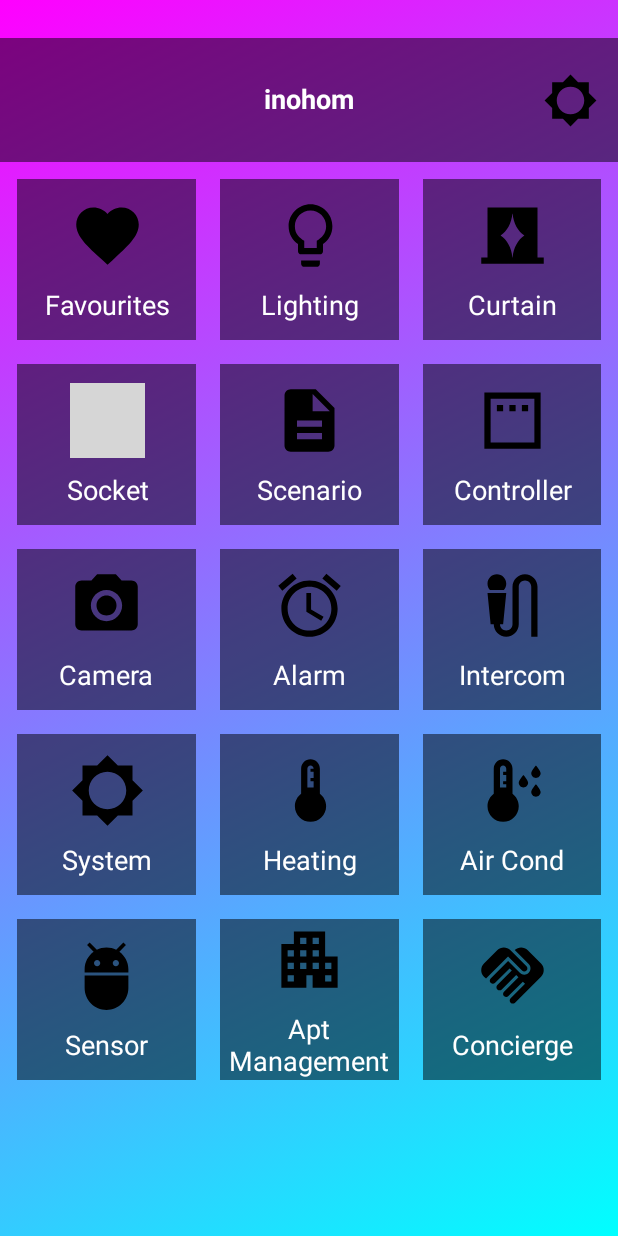
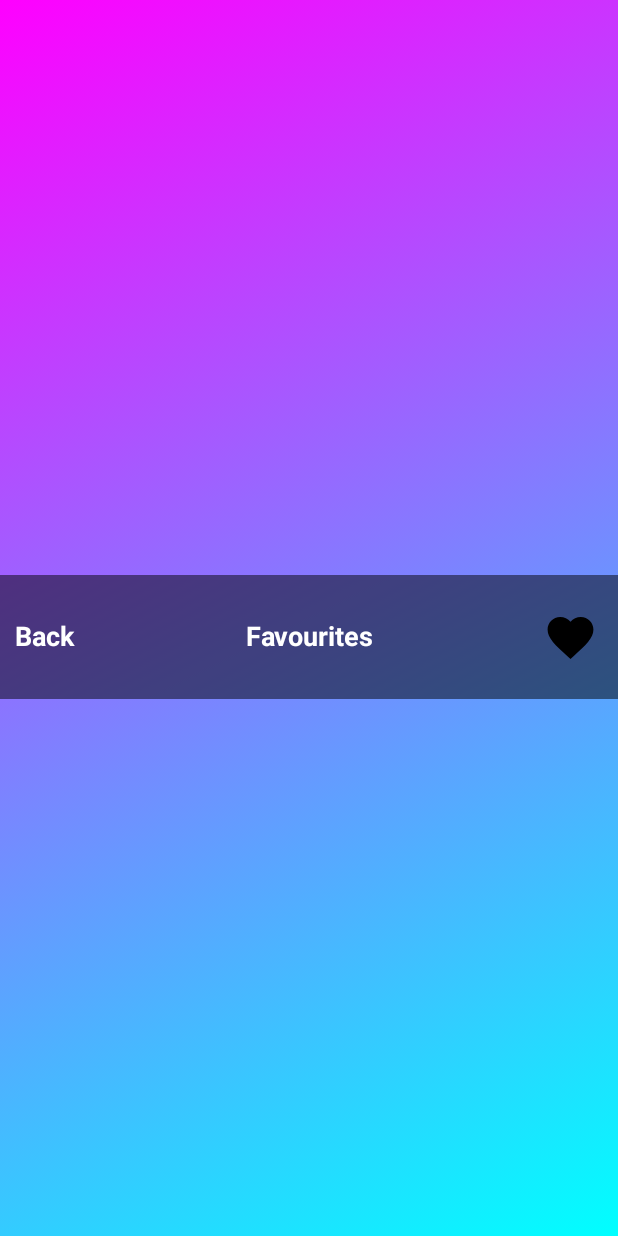
Before and after one commit to AlpErenKaya0/InterviewProject, an Android app built with Jetpack Compose: the HomeScreen screen opened through its navigation route, after a tap on "Favourites", on a phone screen of 412 x 824 dp. Run offline under Robolectric (Android 15) with nearby library versions, the phone set to English and light mode, and no system bars; grey boxes are pictures that could not be loaded.

Commit message:
route with arguments done , popBackStack done, ui done (I know the top menu of non selectable items is centered, so I chose to code it this way.)

```diff
--- /dev/null
+++ b/app/src/main/java/com/example/interviewproject/model/ItemData.kt
@@ -0,0 +1,5 @@
+package com.example.interviewproject.model
+
+data class ItemData(
+    val title: String
+)
--- a/app/src/main/java/com/example/interviewproject/view/ui/HomeScreen.kt
+++ b/app/src/main/java/com/example/interviewproject/view/ui/HomeScreen.kt
@@ -133,7 +133,7 @@ fun GridItem(item: HomeItem, navController: NavController) {
             .size((LocalConfiguration.current.screenWidthDp * 0.30f).dp)
             .padding(8.dp)
             .background(Color.Black.copy(alpha = 0.5f))
-        .clickable(onClick = { navController.navigate(Screen.ItemScreen.route)}),
+        .clickable(onClick = { navController.navigate("${Screen.ItemScreen.route}/${item.title}/${item.logo}")}),
         contentAlignment = Alignment.Center
     ) {
         Column(
--- a/app/src/main/java/com/example/interviewproject/view/ui/ItemScreen.kt
+++ b/app/src/main/java/com/example/interviewproject/view/ui/ItemScreen.kt
@@ -34,40 +34,47 @@ import androidx.compose.ui.text.style.TextAlign
 import androidx.compose.ui.unit.dp
 import androidx.navigation.NavController
 import com.example.interviewproject.R
-import com.example.interviewproject.model.HomeItem
+import com.example.interviewproject.model.ItemData
 import com.example.interviewproject.view.theme.AppTheme
-import com.example.interviewproject.view.ui.navigation.Screen
 
 @Composable
-fun ItemScreen(navController: NavController) {
-    val items = listOf(
-        HomeItem(title = stringResource(R.string.favourites_text), logo = R.drawable.baseline_favorite_24),
-        HomeItem(title = stringResource(R.string.lighting_text), logo = R.drawable.baseline_lightbulb_outline_24),
-        HomeItem(title = stringResource(R.string.curtain_text), logo = R.drawable.baseline_curtains_24),
-        HomeItem(title = stringResource(R.string.socket_text), logo = R.drawable.baseline_power_24),
-        HomeItem(title = stringResource(R.string.scenario_text), logo = R.drawable.baseline_description_24),
-        HomeItem(title = stringResource(R.string.controller_text), logo = R.drawable.baseline_padding_24),
-        HomeItem(title = stringResource(R.string.camera_text), logo = R.drawable.baseline_photo_camera_24),
-        HomeItem(title = stringResource(R.string.alarm_text), logo = R.drawable.baseline_access_alarm_24),
-        HomeItem(title = stringResource(R.string.intercom_text), logo = R.drawable.baseline_mic_external_on_24),
-        HomeItem(title = stringResource(R.string.system_text), logo = R.drawable.baseline_brightness_5_24),
-        HomeItem(title = stringResource(R.string.heating_text), logo = R.drawable.baseline_device_thermostat_24),
-        HomeItem(title = stringResource(R.string.air_conditioner_text), logo = R.drawable.baseline_dew_point_24),
-        HomeItem(title = stringResource(R.string.sensor_text), logo = R.drawable.baseline_adb_24),
-        HomeItem(title = stringResource(R.string.apartment_management_text), logo = R.drawable.baseline_apartment_24),
-        HomeItem(title = stringResource(R.string.concierge_text), logo = R.drawable.baseline_handshake_24),
+fun ItemScreen(clickedHome:String,
+    clickedHomeLogo:Int
+    ,navController: NavController) {
+    val itemsLighting = listOf(
+        ItemData(title = stringResource(R.string.yonetim)),
+        ItemData(title = stringResource(R.string.serkan)),
+        ItemData(title = stringResource(R.string.abajur)),
+        ItemData(title = stringResource(R.string.arge)),
+        ItemData(title = stringResource(R.string.lorem)),
+        ItemData(title = stringResource(R.string.ipsum)),
+        ItemData(title = stringResource(R.string.lorem)),
+        ItemData(title = stringResource(R.string.ipsum)),
+        ItemData(title = stringResource(R.string.lorem)),
+        ItemData(title = stringResource(R.string.ipsum)),
+        ItemData(title = stringResource(R.string.lorem)),
+        ItemData(title = stringResource(R.string.ipsum)),
+        ItemData(title = stringResource(R.string.lorem)),
+        ItemData(title = stringResource(R.string.ipsum)),
+        ItemData(title = stringResource(R.string.lorem)),
     )
 
     Surface(
         modifier = Modifier.fillMaxSize(),
         color = MaterialTheme.colorScheme.background
     ) {
-        LinearGradientItem(navController, items)
+        if (clickedHome == "Lighting"){
+            LinearGradientItem(clickedHome,clickedHomeLogo, navController,itemsLighting)
+        }
+        else {
+            ElseScreen(navController =navController,clickedHome,clickedHomeLogo)
+        }
+
     }
 }
 
 @Composable
-fun LinearGradientItem(navController: NavController, items: List<HomeItem>) {
+fun LinearGradientItem(clickedHome: String,clickedHomeLogo: Int,navController: NavController, items: List<ItemData>) {
     val gradient = Brush.linearGradient(
         0.0f to Color.Magenta,
         500.0f to Color.Cyan,
@@ -89,19 +96,35 @@ fun LinearGradientItem(navController: NavController, items: List<HomeItem>) {
                         .height((LocalConfiguration.current.screenHeightDp * 0.1f).dp)
                         .background(Color.Black.copy(alpha = 0.5f))
                         .padding(horizontal = 10.dp, vertical = 8.dp),
-                    contentAlignment = Alignment.Center
+                    contentAlignment = Alignment.CenterStart
                 ) {
                     Text(
-                        text = stringResource(id = R.string.inohom_text),
+                        text = stringResource(id = R.string.back),
+                        textAlign = TextAlign.Start,
+                        style = MaterialTheme.typography.bodyLarge,
+                        fontWeight = FontWeight.Bold,
+                        color = Color.White,
+                        modifier = Modifier
+                            .align(Alignment.CenterStart)
+                            .padding(vertical = AppTheme.dimens.small)
+                            .clickable {
+                                navController.popBackStack()
+                            }
+                    )
+
+                    Text(
+                        text = clickedHome,
                         textAlign = TextAlign.Center,
                         style = MaterialTheme.typography.bodyLarge,
                         fontWeight = FontWeight.Bold,
                         color = Color.White,
-                        modifier = Modifier.padding(vertical = AppTheme.dimens.small)
+                        modifier = Modifier
+                            .align(Alignment.Center)
+                            .padding(vertical = AppTheme.dimens.small)
                     )
 
                     Image(
-                        painter = painterResource(id = R.drawable.baseline_brightness_5_24),
+                        painter = painterResource(clickedHomeLogo),
                         contentDescription = null,
                         modifier = Modifier
                             .align(Alignment.CenterEnd)
@@ -114,10 +137,10 @@ fun LinearGradientItem(navController: NavController, items: List<HomeItem>) {
                 LazyVerticalGrid(
                     modifier = Modifier.fillMaxSize(),
                     contentPadding = PaddingValues(AppTheme.dimens.small),
-                    columns = GridCells.Fixed(3)
+                    columns = GridCells.Fixed(2)
                 ) {
                     items(items) { item ->
-                        GridItems(item = item, navController)
+                        GridItems(item = item, navController,clickedHomeLogo)
                     }
                 }
             }
@@ -126,13 +149,12 @@ fun LinearGradientItem(navController: NavController, items: List<HomeItem>) {
 }
 
 @Composable
-fun GridItems(item: HomeItem, navController: NavController) {
+fun GridItems(item: ItemData, navController: NavController, clickedHomeLogo: Int) {
     Box(
         modifier = Modifier
             .size((LocalConfiguration.current.screenWidthDp * 0.30f).dp)
             .padding(8.dp)
-            .background(Color.Black.copy(alpha = 0.5f))
-            .clickable(onClick = { navController.navigate(Screen.ItemScreen.route)}),
+            .background(Color.Black.copy(alpha = 0.5f)),
         contentAlignment = Alignment.Center
     ) {
         Column(
@@ -140,7 +162,7 @@ fun GridItems(item: HomeItem, navController: NavController) {
             verticalArrangement = Arrangement.Center
         ) {
             Image(
-                painter = painterResource(id = item.logo),
+                painter = painterResource(clickedHomeLogo),
                 contentDescription = null,
                 modifier = Modifier.size(50.dp) // Must be responsive
             )
@@ -153,3 +175,66 @@ fun GridItems(item: HomeItem, navController: NavController) {
         }
     }
 }
+@Composable
+fun ElseScreen(navController: NavController,clickedHome: String,clickedHomeLogo: Int) {
+    val gradient = Brush.linearGradient(
+        0.0f to Color.Magenta,
+        500.0f to Color.Cyan,
+        start = Offset.Zero,
+        end = Offset.Infinite
+    )
+    Box(
+        modifier = Modifier
+            .fillMaxSize()
+            .background(brush = gradient),
+        contentAlignment = Alignment.Center
+    ) {
+        Column {
+            Spacer(modifier = Modifier.height(25.dp))
+            Row {
+                Box(
+                    modifier = Modifier
+                        .fillMaxWidth()
+                        .height((LocalConfiguration.current.screenHeightDp * 0.1f).dp)
+                        .background(Color.Black.copy(alpha = 0.5f))
+                        .padding(horizontal = 10.dp, vertical = 8.dp),
+                    contentAlignment = Alignment.CenterStart
+                ) {
+                    Text(
+                        text = stringResource(id = R.string.back),
+                        textAlign = TextAlign.Start,
+                        style = MaterialTheme.typography.bodyLarge,
+                        fontWeight = FontWeight.Bold,
+                        color = Color.White,
+                        modifier = Modifier
+                            .align(Alignment.CenterStart)
+                            .padding(vertical = AppTheme.dimens.small)
+                            .clickable {
+                                navController.popBackStack()
+                            }
+                    )
+
+                    Text(
+                        text = clickedHome,
+                        textAlign = TextAlign.Center,
+                        style = MaterialTheme.typography.bodyLarge,
+                        fontWeight = FontWeight.Bold,
+                        color = Color.White,
+                        modifier = Modifier
+                            .align(Alignment.Center)
+                            .padding(vertical = AppTheme.dimens.small)
+                    )
+
+                    Image(
+                        painter = painterResource(clickedHomeLogo),
+                        contentDescription = null,
+                        modifier = Modifier
+                            .align(Alignment.CenterEnd)
+                            .size(40.dp)
+                            .padding(end = AppTheme.dimens.small)
+                    )
+                }
+            }
+        }
+    }
+}
--- a/app/src/main/java/com/example/interviewproject/view/ui/navigation/Navigation.kt
+++ b/app/src/main/java/com/example/interviewproject/view/ui/navigation/Navigation.kt
@@ -1,8 +1,11 @@
 package com.example.interviewproject.view.ui.navigation
 import androidx.compose.runtime.Composable
+import androidx.compose.runtime.remember
+import androidx.navigation.NavType
 import androidx.navigation.compose.NavHost
 import androidx.navigation.compose.composable
 import androidx.navigation.compose.rememberNavController
+import androidx.navigation.navArgument
 import com.example.interviewproject.view.ui.HomeScreen
 import com.example.interviewproject.view.ui.ItemScreen
 import com.example.interviewproject.view.ui.OnBoardingScreen
@@ -18,11 +21,27 @@ fun Navigation() {
         composable(route = Screen.OnBoardingScreen.route) {
             OnBoardingScreen(navController = navController)
         }
-        composable(route = Screen.HomeScreen.route){
+        composable(route =Screen.HomeScreen.route ){
             HomeScreen(navController = navController)
         }
-        composable(route = Screen.ItemScreen.route) {
-            ItemScreen(navController = navController)
+        composable(route = "item_screen/{clickedHome}/{clickedHomeLogo}", arguments = listOf(
+                navArgument("clickedHome"){
+                    //actually, arguments type safety but i want to use it like that
+                    type = NavType.StringType
+                },
+            navArgument("clickedHomeLogo") {
+                type = NavType.IntType
+            }
+        )) {
+            val clickedHome = remember {
+                it.arguments?.getString("clickedHome")
+            }
+            val clickedHomeLogo = remember {
+                it.arguments?.getInt("clickedHomeLogo")
+            }
+            ItemScreen(clickedHome = clickedHome?:""
+                ,clickedHomeLogo = (clickedHomeLogo?:"") as Int
+                ,navController = navController)
         }
     }
 }
--- a/app/src/main/res/values/strings.xml
+++ b/app/src/main/res/values/strings.xml
@@ -1,6 +1,8 @@
 <resources>
     <string name="app_name">InterviewProject</string>
     <string name="inohom_text">inohom</string>
+    <string name="back">Back</string>
+
     <string name="inohom_plus_text">inohom+</string>
     <string name="version_text">V1.7.0</string>
     <string name="onboarding_button_text">Accounts</string>
@@ -19,5 +21,12 @@
     <string name="sensor_text">Sensor</string>
     <string name="apartment_management_text">Apt Management</string>
     <string name="concierge_text">Concierge</string>
+    <string name="yonetim">Yönetim</string>
+    <string name="serkan">Serkan Led</string>
+    <string name="abajur">Abajur</string>
+    <string name="arge">Arge</string>
+    <string name="lorem">Lorem</string>
+    <string name="ipsum">Ipsum</string>
+
 
 </resources>
```
Also changed, not shown: 1 other file.
